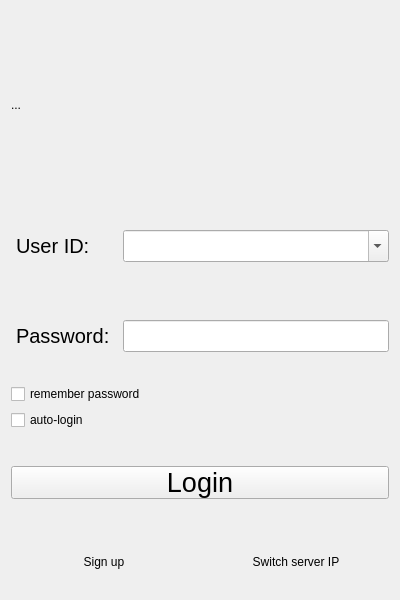
This is Client/front_end/login.ui in Sjeary/OnPointLinkProgram as Qt 5 draws it before an edit. The edited form follows.
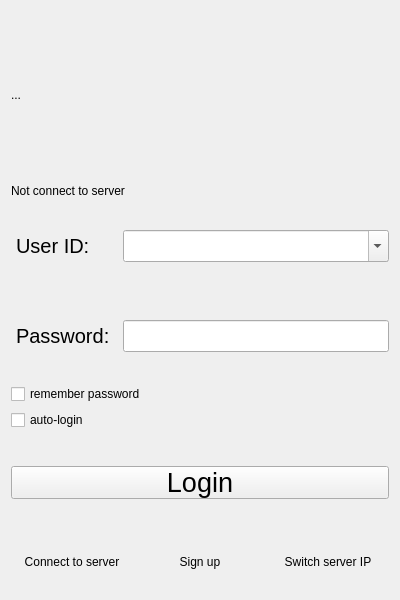
This is the edited form.

```diff
--- a/Client/front_end/login.ui
+++ b/Client/front_end/login.ui
@@ -27,6 +27,19 @@
      </property>
     </widget>
    </item>
+   <item>
+    <widget class="QLabel" name="label_status">
+     <property name="sizePolicy">
+      <sizepolicy hsizetype="Preferred" vsizetype="Fixed">
+       <horstretch>0</horstretch>
+       <verstretch>0</verstretch>
+      </sizepolicy>
+     </property>
+     <property name="text">
+      <string>Not connect to server</string>
+     </property>
+    </widget>
+   </item>
    <item>
     <layout class="QHBoxLayout" name="horizontalLayout">
      <item>
@@ -144,6 +157,17 @@
    </item>
    <item>
     <layout class="QHBoxLayout" name="horizontalLayout_3">
+     <item>
+      <widget class="QPushButton" name="pushButton_connect">
+       <property name="styleSheet">
+        <string notr="true">margin : 20px 0px;
+border : 0px;</string>
+       </property>
+       <property name="text">
+        <string>Connect to server</string>
+       </property>
+      </widget>
+     </item>
      <item>
       <widget class="QPushButton" name="pushButton_SignUp">
        <property name="styleSheet">
```
